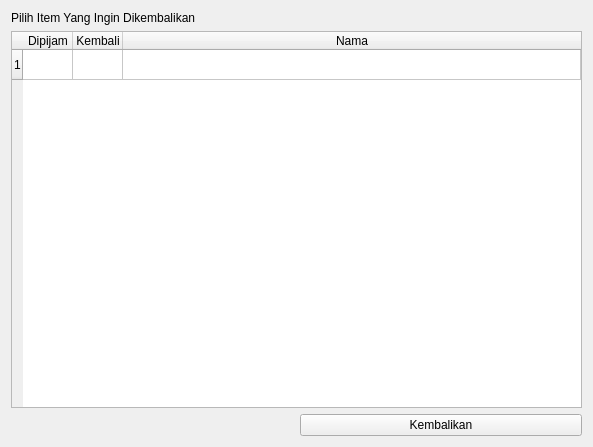
Before: the Qt Designer form Ui/return.ui in vrw93/Inventory-App, drawn with Qt 5.
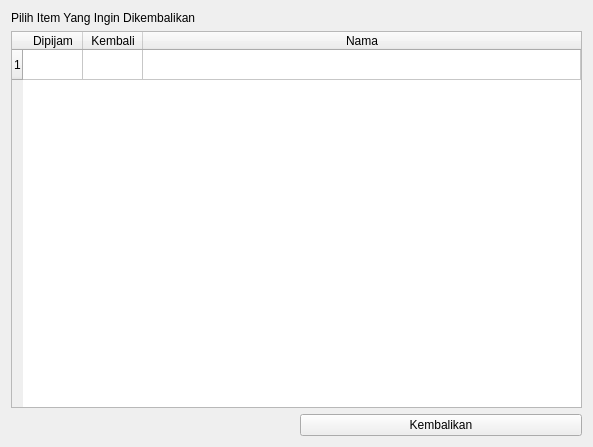
After: the same form once the commit is applied.

Commit message: Return Table Header Fix

What changed in the file:
```diff
--- a/Ui/return.ui
+++ b/Ui/return.ui
@@ -41,10 +41,10 @@
         <bool>false</bool>
        </attribute>
        <attribute name="horizontalHeaderMinimumSectionSize">
-        <number>50</number>
+        <number>60</number>
        </attribute>
        <attribute name="horizontalHeaderDefaultSectionSize">
-        <number>50</number>
+        <number>60</number>
        </attribute>
        <attribute name="horizontalHeaderShowSortIndicator" stdset="0">
         <bool>false</bool>
```
